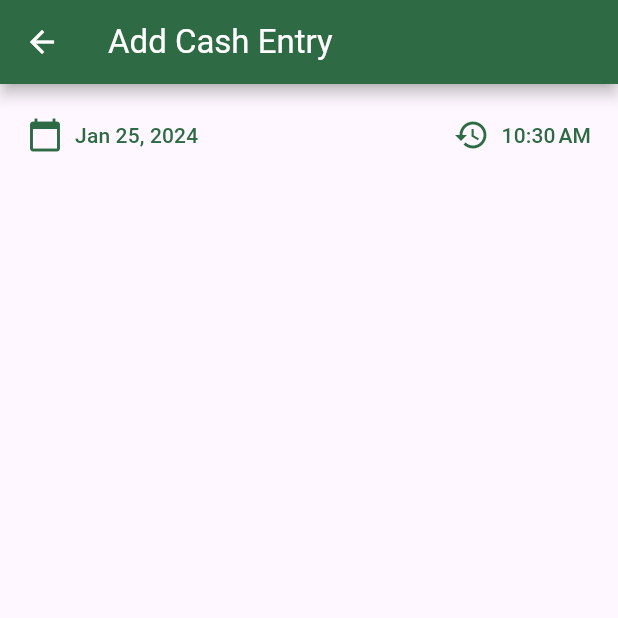
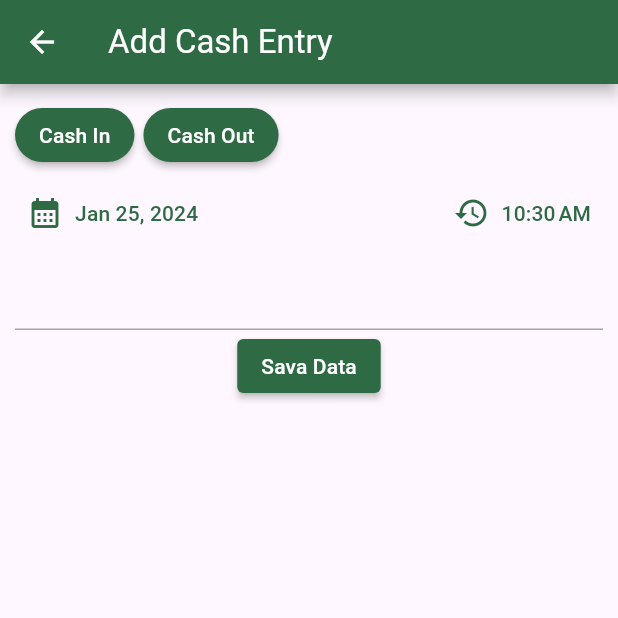
Before and after one commit to gxtanvir/daily_expenses, a Flutter app: the AddExpense screen opened directly, on a phone screen of 412 x 824 dp, the top half of it. Run offline on Flutter 3.47's test engine with Material 3 defaults, Android fonts, the phone set to English and light mode, and no system bars; our stand-ins replace cloud_firestore, firebase_auth, firebase_core, flutter_riverpod, sqflite; accounts and stored records are empty.

Commit message:
New Expense

```diff
--- a/lib/main.dart
+++ b/lib/main.dart
@@ -30,6 +30,7 @@ class MyApp extends StatelessWidget {
           useMaterial3: false,
           colorScheme: ColorScheme.fromSeed(
               seedColor: const Color.fromARGB(255, 13, 211, 119)),
+          appBarTheme: AppBarTheme().copyWith()
         ),
         home: StreamBuilder(
             stream: FirebaseAuth.instance.userChanges(),
--- a/lib/screens/add_expense.dart
+++ b/lib/screens/add_expense.dart
@@ -11,24 +11,47 @@ class AddExpense extends StatefulWidget {
 }
 
 class _AddExpense extends State<AddExpense> {
+  var _amount = "";
   DateTime? _selectedDate = DateTime.now();
   DateTime? _selectedTime = DateTime.now();
+  final _formkey = GlobalKey<FormState>();
   @override
   Widget build(BuildContext context) {
     return Scaffold(
       appBar: AppBar(
-        title: Text('Add Cash Entry'),
+        title: const Text('Add Cash Entry'),
       ),
       body: Padding(
         padding: const EdgeInsets.fromLTRB(10, 10, 10, 0),
         child: Column(
           children: [
             Row(
+              mainAxisAlignment: MainAxisAlignment.start,
+              children: [
+                ElevatedButton(
+                  onPressed: () {},
+                  child: Text('Cash In'),
+                  style: ElevatedButton.styleFrom(
+                      shape: RoundedRectangleBorder(
+                          borderRadius: BorderRadius.circular(20))),
+                ),
+                const SizedBox(width: 6),
+                ElevatedButton(
+                  onPressed: () {},
+                  child: Text('Cash Out'),
+                  style: ElevatedButton.styleFrom(
+                      shape: RoundedRectangleBorder(
+                          borderRadius: BorderRadius.circular(20))),
+                ),
+              ],
+            ),
+            const SizedBox(height: 4),
+            Row(
               mainAxisAlignment: MainAxisAlignment.spaceBetween,
               children: [
                 TextButton.icon(
                   onPressed: () {},
-                  icon: const Icon(Icons.calendar_today),
+                  icon: const Icon(Icons.calendar_month),
                   label: Text(
                     dateFormatter.format(_selectedDate!),
                   ),
@@ -41,7 +64,35 @@ class _AddExpense extends State<AddExpense> {
                   ),
                 ),
               ],
-            )
+            ),
+            const SizedBox(height: 6),
+            Form(
+              key: _formkey,
+              child: Column(
+                children: [
+                  TextFormField(
+                    autocorrect: false,
+                    // keyboardType: TextInputType.number,
+                    validator: (value) {
+                      if (value == null || value.trim().isEmpty) {
+                        return "Enter a valid amount";
+                      }
+                      return null;
+                    },
+                    onSaved: (value) {
+                      _amount = value!;
+                    },
+                  ),
+                ],
+              ),
+            ),
+            ElevatedButton(
+                onPressed: () {
+                  if (_formkey.currentState!.validate()) {
+                    print(_amount.runtimeType);
+                  }
+                },
+                child: Text("Sava Data")),
           ],
         ),
       ),
--- a/lib/widgets/datetime.dart
+++ b/lib/widgets/datetime.dart
@@ -1,4 +1,7 @@
 import 'package:flutter/material.dart';
+import 'package:intl/intl.dart';
+
+final formatter = DateFormat.yMMMMd();
 
 class Time extends StatelessWidget {
   const Time({super.key, required this.dtime});
@@ -17,6 +20,6 @@ class Time extends StatelessWidget {
     if (diff.inHours <= 24) {
       return Text('Created ${diff.inHours} hours ago');
     }
-    return Text('Created on $dtime');
+    return Text('Created on ${formatter.format(dtime)}');
   }
 }
```
